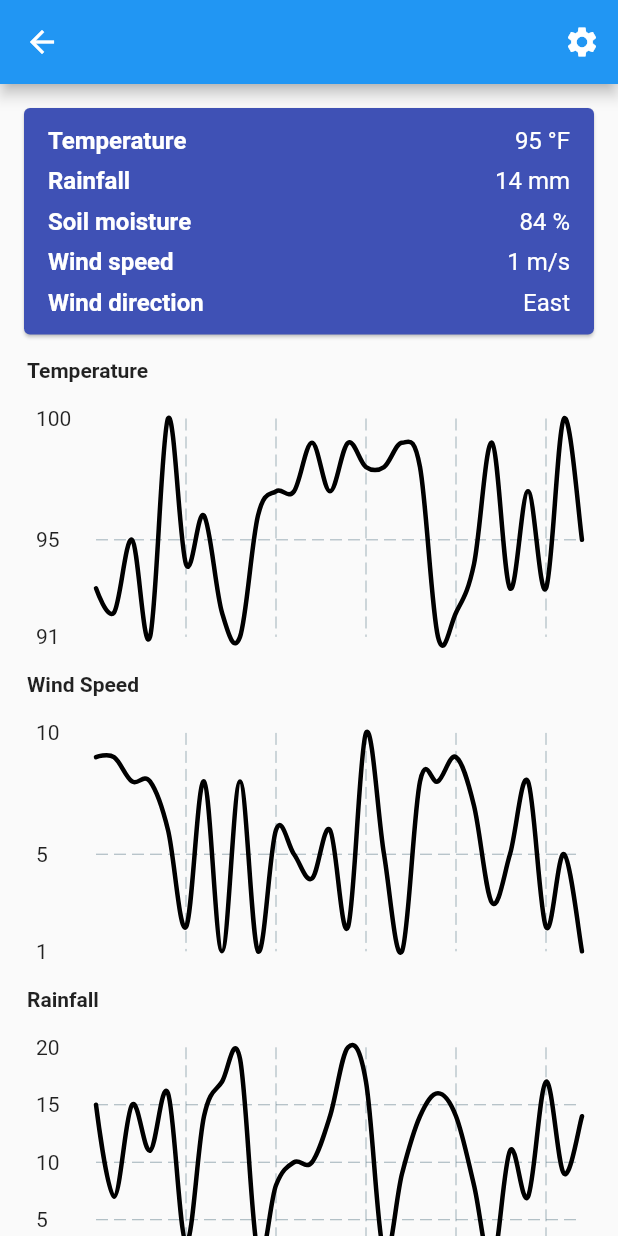
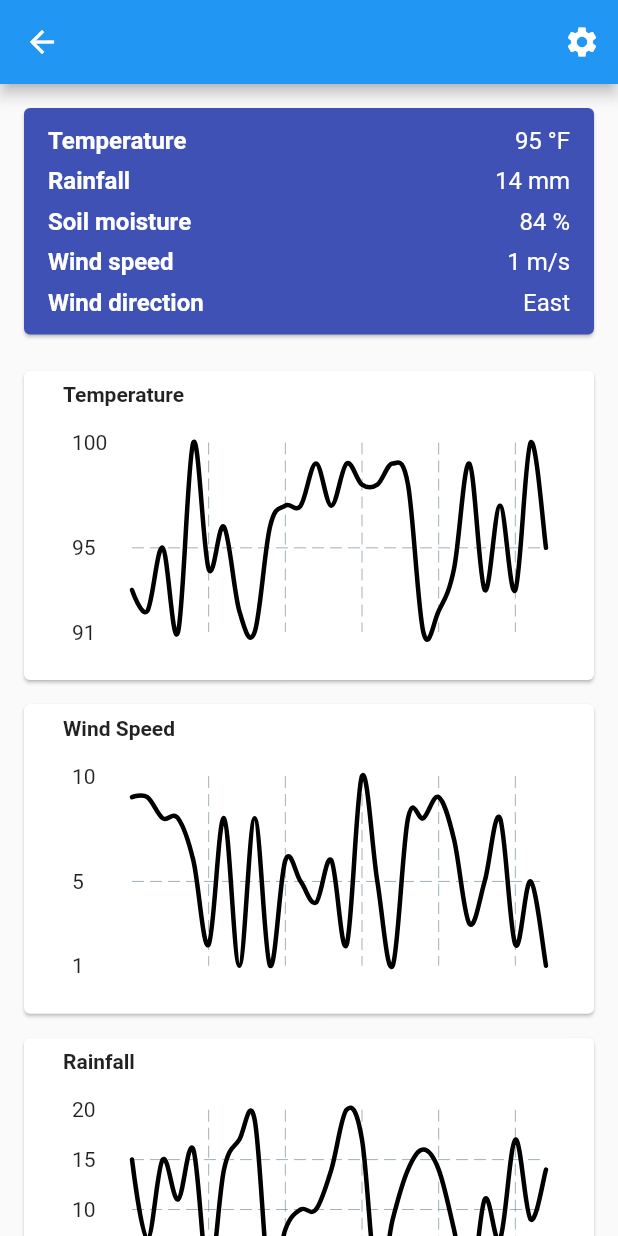
Before and after one commit to tytydraco/cg_proto2, a Flutter app: the SitePage screen opened directly with empty values, on a phone screen of 412 x 824 dp. Run offline on Flutter 3.47's test engine with Material 2 defaults, Android fonts, the phone set to English and light mode, and no system bars; drawn by our look-alikes of fl_chart; our stand-ins replace shared_preferences; missing offline and left inert: artificial_delay; accounts and stored records are empty.

Commit message:
Create card containers around each chart
Signed-off-by: Tyler Nijmeh <tylernij@gmail.com>

```diff
--- a/lib/widgets/site_weather_chart.dart
+++ b/lib/widgets/site_weather_chart.dart
@@ -38,6 +38,10 @@ class _SiteWeatherChartState extends State<SiteWeatherChart> {
 
     return PrefVisibility(
       prefKey: '${widget.site.id}_${widget.id}',
+      child: Card(
+        margin: const EdgeInsets.only(left: 16, right: 16, top: 8, bottom: 8),
+        child: Padding(
+          padding: const EdgeInsets.all(8),
           child: Column(
             mainAxisAlignment: MainAxisAlignment.start,
             children: [
@@ -92,6 +96,8 @@ class _SiteWeatherChartState extends State<SiteWeatherChart> {
                 ),
               ),
             ],
+          ),
+        ),
       )
     );
   }
```
Lines whose indentation alone changed are shown as unchanged.
